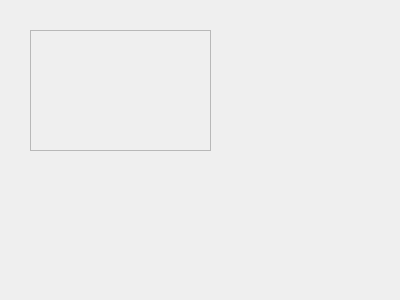
alexandrakmet/conway, file patterns.ui: the form before one commit.
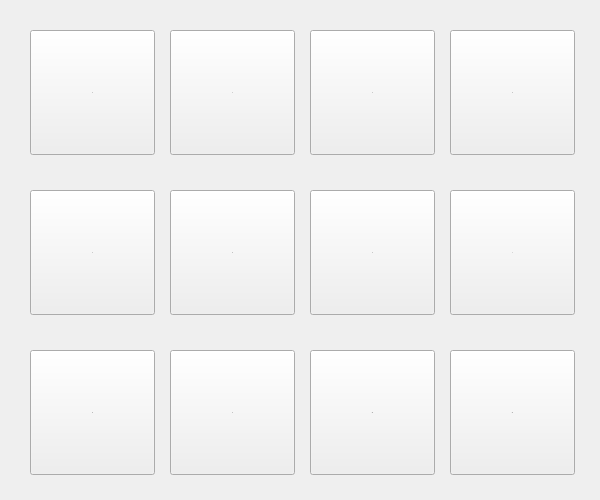
The form after the commit.

Commit message: add pattern window

What changed in the file:
```diff
--- a/patterns.ui
+++ b/patterns.ui
@@ -6,27 +6,230 @@
    <rect>
     <x>0</x>
     <y>0</y>
-    <width>400</width>
-    <height>300</height>
+    <width>600</width>
+    <height>500</height>
    </rect>
   </property>
   <property name="windowTitle">
    <string>Dialog</string>
   </property>
-  <widget class="QFrame" name="frame">
+  <widget class="QToolButton" name="toolButton">
    <property name="geometry">
     <rect>
      <x>30</x>
      <y>30</y>
-     <width>181</width>
-     <height>121</height>
+     <width>125</width>
+     <height>125</height>
     </rect>
    </property>
-   <property name="frameShape">
-    <enum>QFrame::StyledPanel</enum>
+   <property name="font">
+    <font>
+     <pointsize>1</pointsize>
+    </font>
    </property>
-   <property name="frameShadow">
-    <enum>QFrame::Raised</enum>
+   <property name="autoFillBackground">
+    <bool>false</bool>
+   </property>
+   <property name="text">
+    <string>0</string>
+   </property>
+  </widget>
+  <widget class="QToolButton" name="toolButton_2">
+   <property name="geometry">
+    <rect>
+     <x>30</x>
+     <y>190</y>
+     <width>125</width>
+     <height>125</height>
+    </rect>
+   </property>
+   <property name="font">
+    <font>
+     <pointsize>1</pointsize>
+    </font>
+   </property>
+   <property name="text">
+    <string>4</string>
+   </property>
+  </widget>
+  <widget class="QToolButton" name="toolButton_3">
+   <property name="geometry">
+    <rect>
+     <x>30</x>
+     <y>350</y>
+     <width>125</width>
+     <height>125</height>
+    </rect>
+   </property>
+   <property name="font">
+    <font>
+     <pointsize>1</pointsize>
+    </font>
+   </property>
+   <property name="text">
+    <string>8</string>
+   </property>
+  </widget>
+  <widget class="QToolButton" name="toolButton_4">
+   <property name="geometry">
+    <rect>
+     <x>170</x>
+     <y>190</y>
+     <width>125</width>
+     <height>125</height>
+    </rect>
+   </property>
+   <property name="font">
+    <font>
+     <pointsize>1</pointsize>
+    </font>
+   </property>
+   <property name="text">
+    <string>5</string>
+   </property>
+  </widget>
+  <widget class="QToolButton" name="toolButton_5">
+   <property name="geometry">
+    <rect>
+     <x>170</x>
+     <y>30</y>
+     <width>125</width>
+     <height>125</height>
+    </rect>
+   </property>
+   <property name="font">
+    <font>
+     <pointsize>1</pointsize>
+    </font>
+   </property>
+   <property name="text">
+    <string>1</string>
+   </property>
+  </widget>
+  <widget class="QToolButton" name="toolButton_6">
+   <property name="geometry">
+    <rect>
+     <x>170</x>
+     <y>350</y>
+     <width>125</width>
+     <height>125</height>
+    </rect>
+   </property>
+   <property name="font">
+    <font>
+     <pointsize>1</pointsize>
+    </font>
+   </property>
+   <property name="text">
+    <string>9</string>
+   </property>
+  </widget>
+  <widget class="QToolButton" name="toolButton_7">
+   <property name="geometry">
+    <rect>
+     <x>450</x>
+     <y>190</y>
+     <width>125</width>
+     <height>125</height>
+    </rect>
+   </property>
+   <property name="font">
+    <font>
+     <pointsize>1</pointsize>
+    </font>
+   </property>
+   <property name="text">
+    <string>7</string>
+   </property>
+  </widget>
+  <widget class="QToolButton" name="toolButton_8">
+   <property name="geometry">
+    <rect>
+     <x>450</x>
+     <y>30</y>
+     <width>125</width>
+     <height>125</height>
+    </rect>
+   </property>
+   <property name="font">
+    <font>
+     <pointsize>1</pointsize>
+    </font>
+   </property>
+   <property name="text">
+    <string>3</string>
+   </property>
+  </widget>
+  <widget class="QToolButton" name="toolButton_9">
+   <property name="geometry">
+    <rect>
+     <x>450</x>
+     <y>350</y>
+     <width>125</width>
+     <height>125</height>
+    </rect>
+   </property>
+   <property name="font">
+    <font>
+     <pointsize>1</pointsize>
+    </font>
+   </property>
+   <property name="text">
+    <string>11</string>
+   </property>
+  </widget>
+  <widget class="QToolButton" name="toolButton_10">
+   <property name="geometry">
+    <rect>
+     <x>310</x>
+     <y>30</y>
+     <width>125</width>
+     <height>125</height>
+    </rect>
+   </property>
+   <property name="font">
+    <font>
+     <pointsize>1</pointsize>
+    </font>
+   </property>
+   <property name="text">
+    <string>2</string>
+   </property>
+  </widget>
+  <widget class="QToolButton" name="toolButton_11">
+   <property name="geometry">
+    <rect>
+     <x>310</x>
+     <y>350</y>
+     <width>125</width>
+     <height>125</height>
+    </rect>
+   </property>
+   <property name="font">
+    <font>
+     <pointsize>1</pointsize>
+    </font>
+   </property>
+   <property name="text">
+    <string>10</string>
+   </property>
+  </widget>
+  <widget class="QToolButton" name="toolButton_12">
+   <property name="geometry">
+    <rect>
+     <x>310</x>
+     <y>190</y>
+     <width>125</width>
+     <height>125</height>
+    </rect>
+   </property>
+   <property name="font">
+    <font>
+     <pointsize>1</pointsize>
+    </font>
+   </property>
+   <property name="text">
+    <string>6</string>
    </property>
   </widget>
  </widget>
```
The commit also changes 20 other files.
